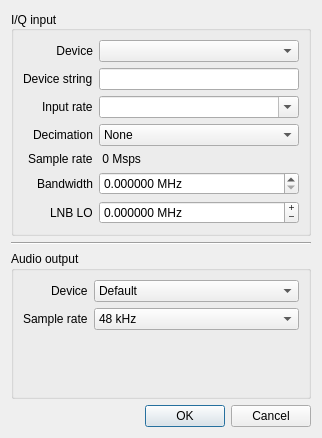
Qt form src/qtgui/ioconfig.ui (gqrx-sdr/gqrx) before a commit.
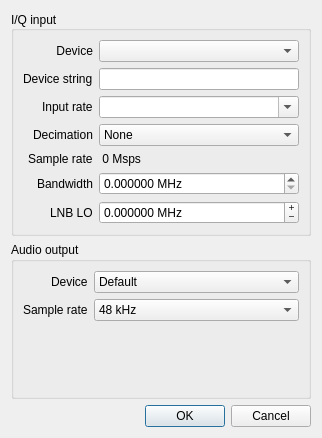
The same form after that commit.

Commit message: Remove redundant divider line bcs there are alreayd group boxes

Diff of the .ui file:
```diff
--- a/src/qtgui/ioconfig.ui
+++ b/src/qtgui/ioconfig.ui
@@ -258,13 +258,6 @@
      </layout>
     </widget>
    </item>
-   <item>
-    <widget class="Line" name="line">
-     <property name="orientation">
-      <enum>Qt::Horizontal</enum>
-     </property>
-    </widget>
-   </item>
    <item>
     <widget class="QGroupBox" name="groupBoxOutput">
      <property name="title">
```
